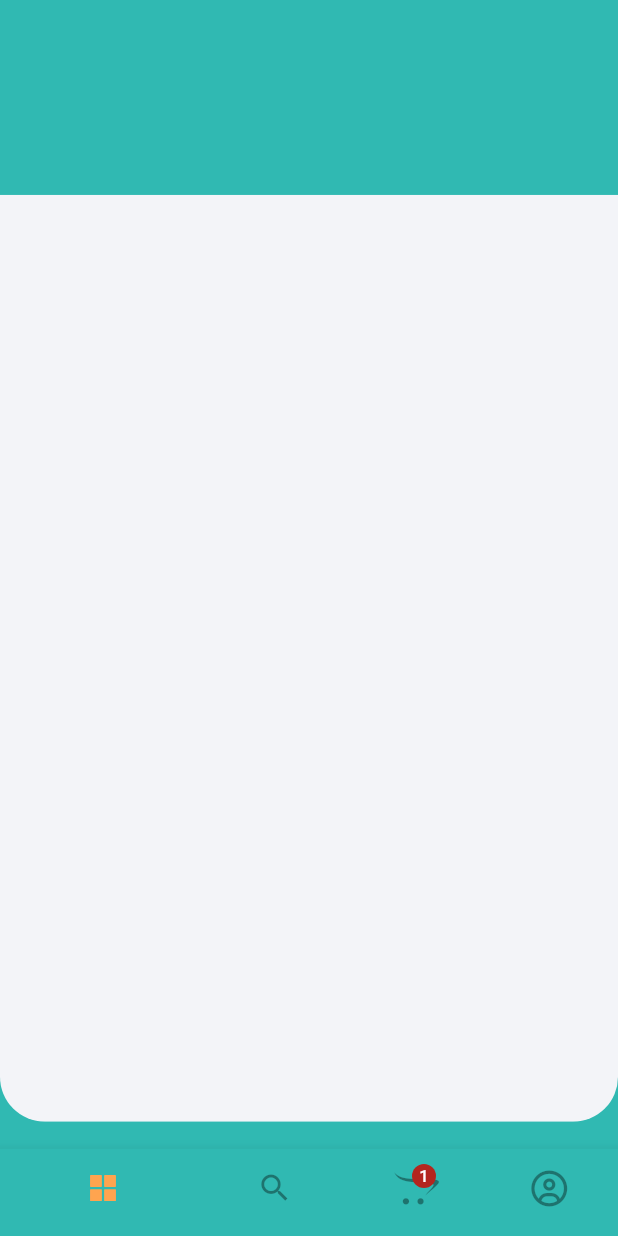
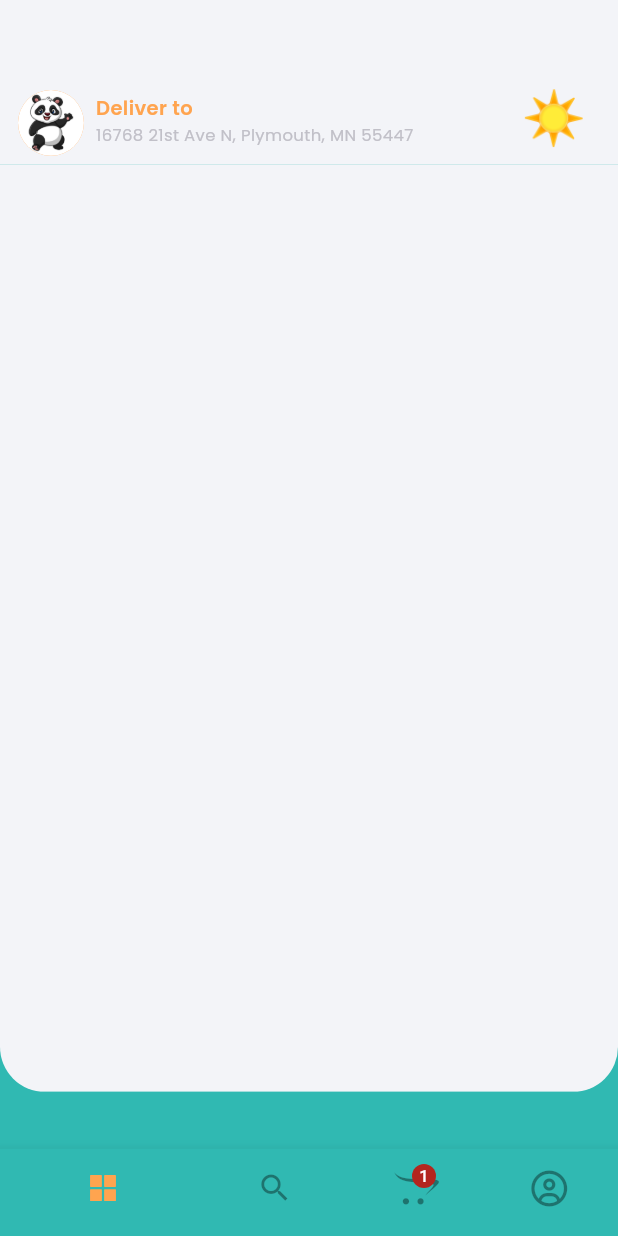
Before and after one commit to Himansi11/Food_Delivery_App, a Flutter app: the screen it shows after launch, on a phone screen of 412 x 824 dp. Run offline on Flutter 3.47's test engine with Material 3 defaults, Android fonts, the phone set to English and light mode, and no system bars; our stand-ins replace flutter_screenutil, flutter_vector_icons, get, google_fonts.

Commit message:
Changed code

```diff
--- a/lib/common/custom_appbar.dart
+++ b/lib/common/custom_appbar.dart
@@ -3,6 +3,7 @@ import 'package:flutter_screenutil/flutter_screenutil.dart';
 import 'package:foodapp/common/app_style.dart';
 import 'package:foodapp/common/reusable_text.dart';
 import 'package:foodapp/constants/constants.dart';
+
 
 class CustomAppbar extends StatelessWidget {
   const CustomAppbar({super.key});
@@ -15,24 +16,59 @@ class CustomAppbar extends StatelessWidget {
       width: width,
       color: kOffwhite,
       child: Container(
+        margin: EdgeInsets.only(top:20.h),
         child: Row(
           mainAxisAlignment: MainAxisAlignment.spaceBetween,
+          crossAxisAlignment: CrossAxisAlignment.end,
           children: [
-            CircleAvatar(),
-            Padding(
+            Row(
+              crossAxisAlignment: CrossAxisAlignment.end,
+              children: [
+              CircleAvatar(
+                radius: 22.r,
+                backgroundColor: kSecondary,
+                backgroundImage: const AssetImage('assets/profile1.jpg'),
+              ),
+             Padding(
               padding: const EdgeInsets.only(bottom: 6, left: 8),
               child: Column(
                 mainAxisAlignment: MainAxisAlignment.end,
                 crossAxisAlignment: CrossAxisAlignment.start,
                 children: [
-                  ReusableText(text:"Deliver to", style: appStyle(13, kSecondary, FontWeight.w600)),
-                  Text("16768 21st Ave N, Plymouth, MN 55447", style: appStyle(13, kDark, FontWeight.w400),)
+                  ReusableText(text:"Deliver to",
+                  style: appStyle(13, kSecondary, FontWeight.w600)),
+                  SizedBox(
+                    width: width*0.65,
+                    child: Text("16768 21st Ave N, Plymouth, MN 55447",
+                    overflow: TextOverflow.ellipsis,
+                    style: appStyle(11, kGrayLight, FontWeight.normal),),
+                  ),
                 ],
               ),
-            )
+            ),
+
           ],
         ),
+          Text(
+          getTimeofDay(),
+          style: const TextStyle(fontSize: 35),
+          )
+       ]
       ),
+      )
     );
   }
+  String getTimeofDay(){
+    DateTime now=DateTime.now();
+    int hour=now.hour;
+
+    if(hour>=0 && hour<12){
+      return ' ☀️ ';
+    }else if(hour>=12 && hour<16){
+      return ' ⛅ ';
+    }
+    else{
+      return ' 🌙 ';
+    }
+  }
 }
--- /dev/null
+++ b/lib/constants/uidata.dart
@@ -0,0 +1,5 @@
+List<dynamic> categories =[
+  {
+
+  }
+];
--- a/lib/views/home/home_page.dart
+++ b/lib/views/home/home_page.dart
@@ -1,5 +1,6 @@
 import 'package:flutter/material.dart';
 import 'package:flutter_screenutil/flutter_screenutil.dart';
+import 'package:foodapp/common/custom_appbar.dart';
 import 'package:foodapp/common/custom_conatiner.dart';
 import 'package:foodapp/constants/constants.dart';
 
@@ -10,10 +11,10 @@ class HomePage extends StatelessWidget {
   Widget build(BuildContext context) {
     return Scaffold(
       backgroundColor: kPrimary,
-      appBar: PreferredSize(preferredSize: Size.fromHeight(130.h),
-      child: Container(
-        height: 130,
-      )),
+      appBar: PreferredSize(
+        preferredSize: Size.fromHeight(130.h),
+        child: const CustomAppbar()
+       ),
       body: SafeArea(
         child: CustomConatiner(containerContent: Container())
       ),
--- a/pubspec.yaml
+++ b/pubspec.yaml
@@ -174,9 +174,8 @@ flutter:
   uses-material-design: true
 
   # To add assets to your application, add an assets section, like this:
-  # assets:
-  #   - images/a_dot_burr.jpeg
-  #   - images/a_dot_ham.jpeg
+  assets:
+    - assets/
 
   # An image asset can refer to one or more resolution-specific "variants", see
   # https://flutter.dev/to/resolution-aware-images
```
Also changed, not shown: assets/profile1.jpg (added).
